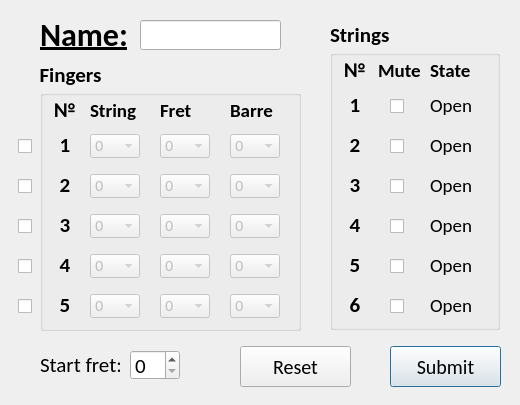
Ziro72/GuitarUp, file src/main_page.ui: the form before one commit.
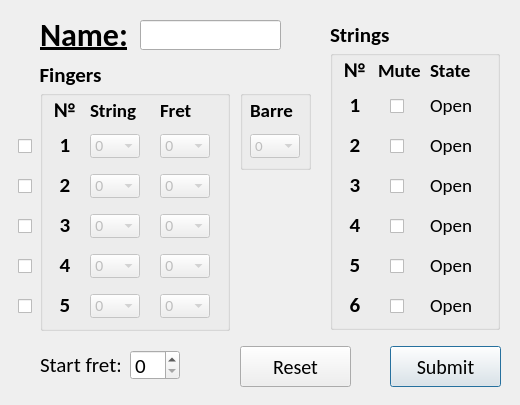
The form after the commit.

```diff
--- a/src/main_page.ui
+++ b/src/main_page.ui
@@ -799,7 +799,7 @@
     <rect>
      <x>40</x>
      <y>90</y>
-     <width>261</width>
+     <width>190</width>
      <height>241</height>
     </rect>
    </property>
@@ -811,7 +811,7 @@
      <rect>
       <x>10</x>
       <y>10</y>
-      <width>240</width>
+      <width>170</width>
       <height>20</height>
      </rect>
     </property>
@@ -821,27 +821,6 @@
     <property name="title">
      <string/>
     </property>
-    <widget class="QLabel" name="fingerTableBarreTitle">
-     <property name="geometry">
-      <rect>
-       <x>180</x>
-       <y>0</y>
-       <width>55</width>
-       <height>20</height>
-      </rect>
-     </property>
-     <property name="font">
-      <font>
-       <family>Calibri</family>
-       <pointsize>14</pointsize>
-       <weight>75</weight>
-       <bold>true</bold>
-      </font>
-     </property>
-     <property name="text">
-      <string>Barre</string>
-     </property>
-    </widget>
     <widget class="QLabel" name="fingerTableFretTitle">
      <property name="geometry">
       <rect>
@@ -1070,7 +1049,7 @@
      <rect>
       <x>40</x>
       <y>40</y>
-      <width>210</width>
+      <width>140</width>
       <height>192</height>
      </rect>
     </property>
@@ -1093,7 +1072,7 @@
       <rect>
        <x>0</x>
        <y>0</y>
-       <width>210</width>
+       <width>140</width>
        <height>32</height>
       </rect>
      </property>
@@ -1215,63 +1194,13 @@
        </property>
       </item>
      </widget>
-     <widget class="QComboBox" name="chooseBarre1">
-      <property name="enabled">
-       <bool>false</bool>
-      </property>
-      <property name="geometry">
-       <rect>
-        <x>150</x>
-        <y>4</y>
-        <width>50</width>
-        <height>24</height>
-       </rect>
-      </property>
-      <property name="font">
-       <font>
-        <pointsize>11</pointsize>
-        <weight>50</weight>
-        <bold>false</bold>
-       </font>
-      </property>
-      <item>
-       <property name="text">
-        <string>0</string>
-       </property>
-      </item>
-      <item>
-       <property name="text">
-        <string>1</string>
-       </property>
-      </item>
-      <item>
-       <property name="text">
-        <string>2</string>
-       </property>
-      </item>
-      <item>
-       <property name="text">
-        <string>3</string>
-       </property>
-      </item>
-      <item>
-       <property name="text">
-        <string>4</string>
-       </property>
-      </item>
-      <item>
-       <property name="text">
-        <string>5</string>
-       </property>
-      </item>
-     </widget>
     </widget>
     <widget class="QGroupBox" name="finger4">
      <property name="geometry">
       <rect>
        <x>0</x>
        <y>120</y>
-       <width>210</width>
+       <width>140</width>
        <height>32</height>
       </rect>
      </property>
@@ -1393,63 +1322,13 @@
        </property>
       </item>
      </widget>
-     <widget class="QComboBox" name="chooseBarre4">
-      <property name="enabled">
-       <bool>false</bool>
-      </property>
-      <property name="geometry">
-       <rect>
-        <x>150</x>
-        <y>4</y>
-        <width>50</width>
-        <height>24</height>
-       </rect>
-      </property>
-      <property name="font">
-       <font>
-        <pointsize>11</pointsize>
-        <weight>50</weight>
-        <bold>false</bold>
-       </font>
-      </property>
-      <item>
-       <property name="text">
-        <string>0</string>
-       </property>
-      </item>
-      <item>
-       <property name="text">
-        <string>1</string>
-       </property>
-      </item>
-      <item>
-       <property name="text">
-        <string>2</string>
-       </property>
-      </item>
-      <item>
-       <property name="text">
-        <string>3</string>
-       </property>
-      </item>
-      <item>
-       <property name="text">
-        <string>4</string>
-       </property>
-      </item>
-      <item>
-       <property name="text">
-        <string>5</string>
-       </property>
-      </item>
-     </widget>
     </widget>
     <widget class="QGroupBox" name="finger2">
      <property name="geometry">
       <rect>
        <x>0</x>
        <y>40</y>
-       <width>210</width>
+       <width>140</width>
        <height>32</height>
       </rect>
      </property>
@@ -1571,63 +1450,13 @@
        </property>
       </item>
      </widget>
-     <widget class="QComboBox" name="chooseBarre2">
-      <property name="enabled">
-       <bool>false</bool>
-      </property>
-      <property name="geometry">
-       <rect>
-        <x>150</x>
-        <y>4</y>
-        <width>50</width>
-        <height>24</height>
-       </rect>
-      </property>
-      <property name="font">
-       <font>
-        <pointsize>11</pointsize>
-        <weight>50</weight>
-        <bold>false</bold>
-       </font>
-      </property>
-      <item>
-       <property name="text">
-        <string>0</string>
-       </property>
-      </item>
-      <item>
-       <property name="text">
-        <string>1</string>
-       </property>
-      </item>
-      <item>
-       <property name="text">
-        <string>2</string>
-       </property>
-      </item>
-      <item>
-       <property name="text">
-        <string>3</string>
-       </property>
-      </item>
-      <item>
-       <property name="text">
-        <string>4</string>
-       </property>
-      </item>
-      <item>
-       <property name="text">
-        <string>5</string>
-       </property>
-      </item>
-     </widget>
     </widget>
     <widget class="QGroupBox" name="finger3">
      <property name="geometry">
       <rect>
        <x>0</x>
        <y>80</y>
-       <width>210</width>
+       <width>140</width>
        <height>32</height>
       </rect>
      </property>
@@ -1749,63 +1578,13 @@
        </property>
       </item>
      </widget>
-     <widget class="QComboBox" name="chooseBarre3">
-      <property name="enabled">
-       <bool>false</bool>
-      </property>
-      <property name="geometry">
-       <rect>
-        <x>150</x>
-        <y>4</y>
-        <width>50</width>
-        <height>24</height>
-       </rect>
-      </property>
-      <property name="font">
-       <font>
-        <pointsize>11</pointsize>
-        <weight>50</weight>
-        <bold>false</bold>
-       </font>
-      </property>
-      <item>
-       <property name="text">
-        <string>0</string>
-       </property>
-      </item>
-      <item>
-       <property name="text">
-        <string>1</string>
-       </property>
-      </item>
-      <item>
-       <property name="text">
-        <string>2</string>
-       </property>
-      </item>
-      <item>
-       <property name="text">
-        <string>3</string>
-       </property>
-      </item>
-      <item>
-       <property name="text">
-        <string>4</string>
-       </property>
-      </item>
-      <item>
-       <property name="text">
-        <string>5</string>
-       </property>
-      </item>
-     </widget>
     </widget>
     <widget class="QGroupBox" name="finger5">
      <property name="geometry">
       <rect>
        <x>0</x>
        <y>160</y>
-       <width>210</width>
+       <width>140</width>
        <height>32</height>
       </rect>
      </property>
@@ -1927,56 +1706,6 @@
        </property>
       </item>
      </widget>
-     <widget class="QComboBox" name="chooseBarre5">
-      <property name="enabled">
-       <bool>false</bool>
-      </property>
-      <property name="geometry">
-       <rect>
-        <x>150</x>
-        <y>4</y>
-        <width>50</width>
-        <height>24</height>
-       </rect>
-      </property>
-      <property name="font">
-       <font>
-        <pointsize>11</pointsize>
-        <weight>50</weight>
-        <bold>false</bold>
-       </font>
-      </property>
-      <item>
-       <property name="text">
-        <string>0</string>
-       </property>
-      </item>
-      <item>
-       <property name="text">
-        <string>1</string>
-       </property>
-      </item>
-      <item>
-       <property name="text">
-        <string>2</string>
-       </property>
-      </item>
-      <item>
-       <property name="text">
-        <string>3</string>
-       </property>
-      </item>
-      <item>
-       <property name="text">
-        <string>4</string>
-       </property>
-      </item>
-      <item>
-       <property name="text">
-        <string>5</string>
-       </property>
-      </item>
-     </widget>
     </widget>
    </widget>
   </widget>
@@ -2143,6 +1872,91 @@
     </property>
    </widget>
   </widget>
+  <widget class="QGroupBox" name="barreGB">
+   <property name="geometry">
+    <rect>
+     <x>240</x>
+     <y>90</y>
+     <width>71</width>
+     <height>80</height>
+    </rect>
+   </property>
+   <property name="title">
+    <string/>
+   </property>
+   <widget class="QComboBox" name="chooseBarre">
+    <property name="enabled">
+     <bool>false</bool>
+    </property>
+    <property name="geometry">
+     <rect>
+      <x>10</x>
+      <y>44</y>
+      <width>50</width>
+      <height>24</height>
+     </rect>
+    </property>
+    <property name="font">
+     <font>
+      <family>Calibri</family>
+      <pointsize>11</pointsize>
+      <weight>50</weight>
+      <bold>false</bold>
+     </font>
+    </property>
+    <item>
+     <property name="text">
+      <string>0</string>
+     </property>
+    </item>
+    <item>
+     <property name="text">
+      <string>1</string>
+     </property>
+    </item>
+    <item>
+     <property name="text">
+      <string>2</string>
+     </property>
+    </item>
+    <item>
+     <property name="text">
+      <string>3</string>
+     </property>
+    </item>
+    <item>
+     <property name="text">
+      <string>4</string>
+     </property>
+    </item>
+    <item>
+     <property name="text">
+      <string>5</string>
+     </property>
+    </item>
+   </widget>
+   <widget class="QLabel" name="fingerTableBarreTitle">
+    <property name="geometry">
+     <rect>
+      <x>10</x>
+      <y>10</y>
+      <width>55</width>
+      <height>20</height>
+     </rect>
+    </property>
+    <property name="font">
+     <font>
+      <family>Calibri</family>
+      <pointsize>14</pointsize>
+      <weight>75</weight>
+      <bold>true</bold>
+     </font>
+    </property>
+    <property name="text">
+     <string>Barre</string>
+    </property>
+   </widget>
+  </widget>
  </widget>
  <resources/>
  <connections/>
```
Left out of the diff: 2 changed lines with no effect on the pictures.
